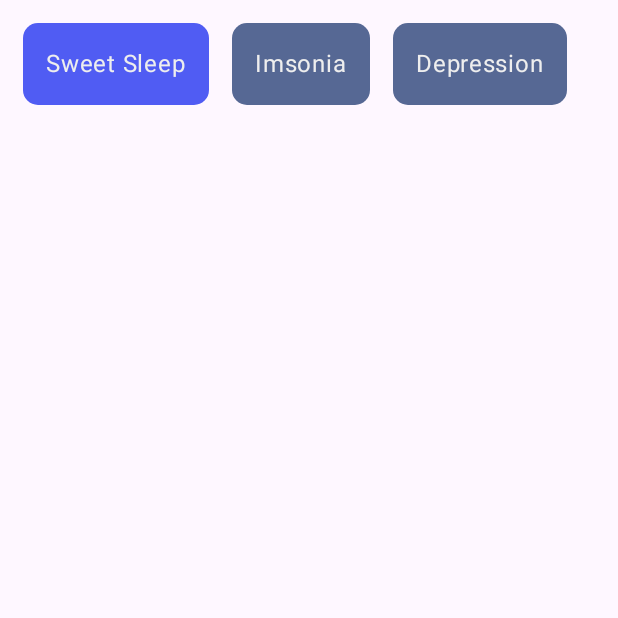
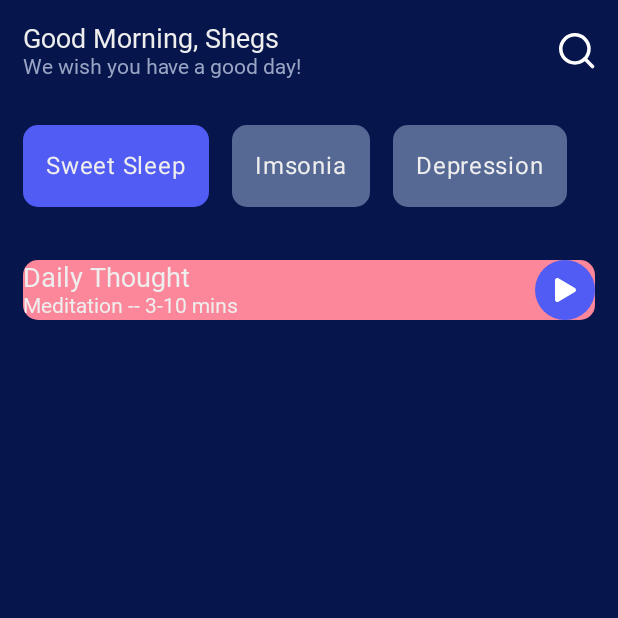
Before and after one commit to shegsbass/MedUp-Compose-UI, an Android app built with Jetpack Compose: the composable HomeScreenPreview shown on its own in the app's theme, on a phone screen of 412 x 824 dp, the top half of it. Run offline under Robolectric (Android 15) with nearby library versions, the phone set to English and light mode, and no system bars; Roboto replaces fonts that are not available here.

```diff
--- a/app/src/main/java/com/shegs/medupcomposeui/ui/HomeScreen.kt
+++ b/app/src/main/java/com/shegs/medupcomposeui/ui/HomeScreen.kt
@@ -11,15 +11,16 @@ import androidx.compose.foundation.layout.fillMaxWidth
 import androidx.compose.foundation.layout.padding
 import androidx.compose.foundation.layout.size
 import androidx.compose.foundation.lazy.LazyRow
+import androidx.compose.foundation.shape.CircleShape
 import androidx.compose.foundation.shape.RoundedCornerShape
 import androidx.compose.material3.Icon
 import androidx.compose.material3.MaterialTheme
 import androidx.compose.material3.Text
 import androidx.compose.runtime.Composable
+import androidx.compose.runtime.getValue
 import androidx.compose.runtime.mutableStateOf
 import androidx.compose.runtime.remember
 import androidx.compose.runtime.setValue
-import androidx.compose.runtime.getValue
 import androidx.compose.ui.Alignment
 import androidx.compose.ui.Modifier
 import androidx.compose.ui.draw.clip
@@ -31,6 +32,7 @@ import com.shegs.medupcomposeui.R
 import com.shegs.medupcomposeui.ui.theme.ButtonBlue
 import com.shegs.medupcomposeui.ui.theme.DarkerButtonBlue
 import com.shegs.medupcomposeui.ui.theme.DeepBlue
+import com.shegs.medupcomposeui.ui.theme.LightRed
 import com.shegs.medupcomposeui.ui.theme.TextWhite
 
 @Composable
@@ -44,6 +46,7 @@ fun HomeScreen(){
         Column {
             GreetingSection()
             ChipSection(chips = listOf("Sweet Sleep", "Imsonia", "Depression"))
+            CurrentVideoSection()
         }
     }
 }
@@ -108,11 +111,56 @@ fun ChipSection(chips: List<String>){
 }
 
 
+@Composable
+fun CurrentVideoSection(
+    color: Color = LightRed
+){
+    Row(
+        modifier = Modifier
+            .fillMaxWidth()
+            .padding(horizontal = 15.dp, vertical = 20.dp)
+            .clip(RoundedCornerShape(10.dp))
+            .background(color),
+        horizontalArrangement = Arrangement.SpaceBetween,
+        verticalAlignment = Alignment.CenterVertically
+    ) {
+        Column() {
+            Text(
+                text = "Daily Thought",
+                style = MaterialTheme.typography.headlineSmall
+            )
+            Text(
+                text = "Meditation -- 3-10 mins",
+                style = MaterialTheme.typography.bodyMedium,
+                color = TextWhite
+            )
+        }
+
+        Box(
+            contentAlignment = Alignment.Center,
+            modifier = Modifier
+                .size(40.dp)
+                .clip(CircleShape)
+                .background(ButtonBlue)
+                .padding(10.dp)
+        ){
+            Icon(
+                painter = painterResource(id = R.drawable.ic_play),
+                contentDescription = "Play button",
+                tint = Color.White,
+                modifier = Modifier.size(16.dp)
+            )
+        }
+
+    }
+
+}
+
 
 
 
 @Preview (showBackground = false)
 @Composable
 fun HomeScreenPreview(){
-    ChipSection(chips = listOf("Sweet Sleep", "Imsonia", "Depression"))
+    HomeScreen()
 }
```
Lines whose indentation alone changed are shown as unchanged.
